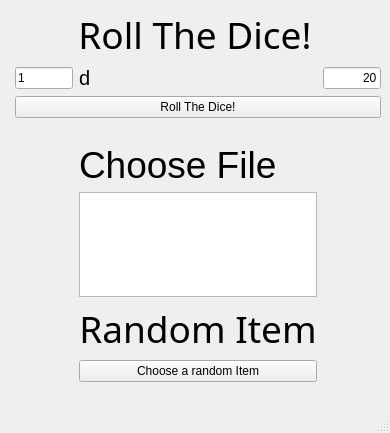
The window that mainwindow.ui (ebenson89/dndreader) describes before a commit, drawn with Qt 5.
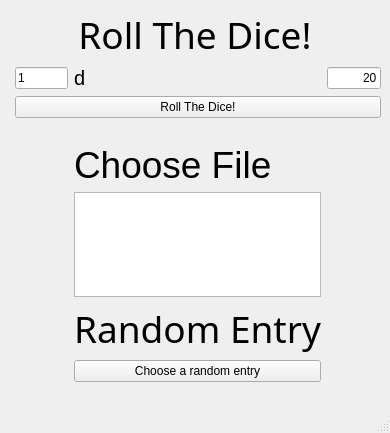
The same window after the commit.

Commit message: Implement digits only dice input

Patch:
```diff
--- a/mainwindow.ui
+++ b/mainwindow.ui
@@ -55,7 +55,7 @@
        </font>
       </property>
       <property name="text">
-       <string>Random Item</string>
+       <string>Random Entry</string>
       </property>
       <property name="alignment">
        <set>Qt::AlignCenter</set>
@@ -68,7 +68,7 @@
     <item row="8" column="2">
      <widget class="QPushButton" name="random_item_button">
       <property name="text">
-       <string>Choose a random Item</string>
+       <string>Choose a random entry</string>
       </property>
      </widget>
     </item>
```
Left out of the diff: 8 changed lines with no effect on the pictures. The commit also changes 1 other file.
